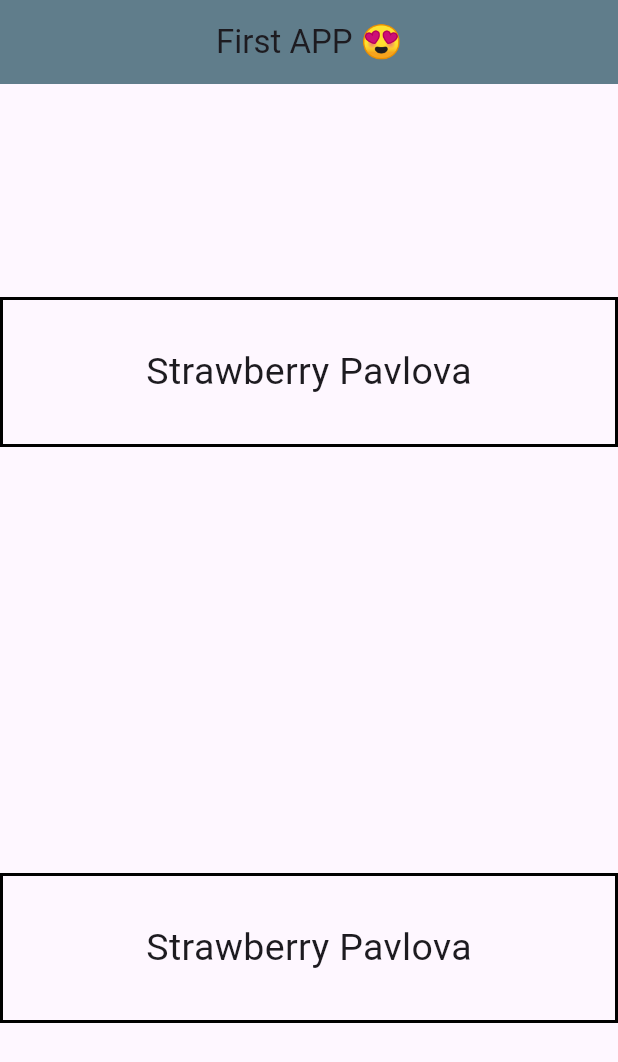
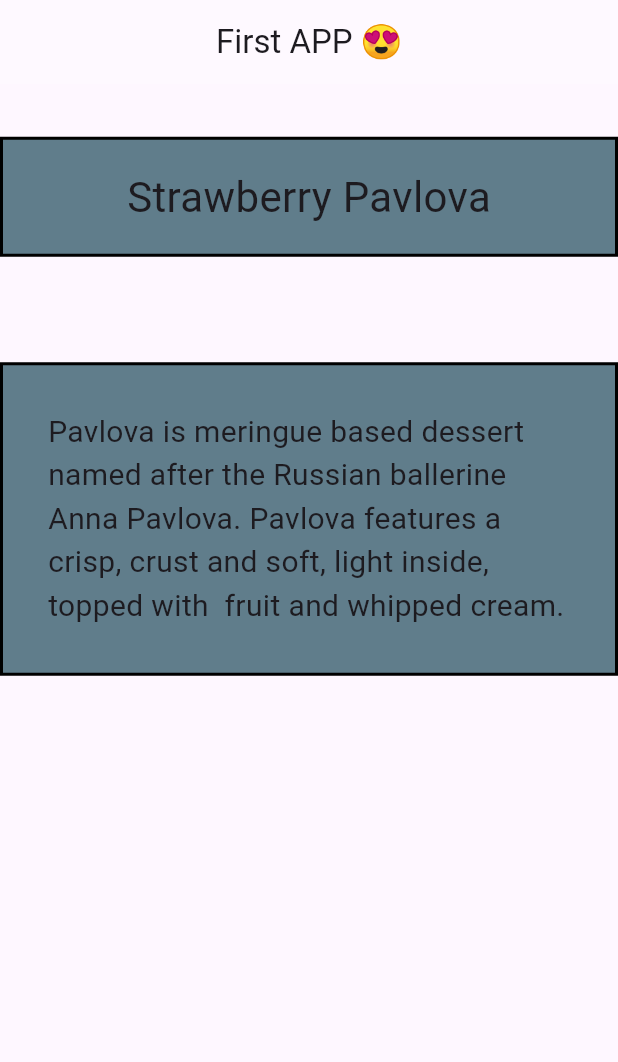
Before and after one commit to Raj-Mandal-20/first_flutter_app, a Flutter app: the screen it shows after launch, on a phone screen of 412 x 824 dp. Shown: the top 1062 px of the screen. Run offline on Flutter 3.47's test engine with Material 3 defaults, Android fonts, the phone set to English and light mode, and no system bars.

Commit message:
implementing flutter design

```diff
--- a/lib/main.dart
+++ b/lib/main.dart
@@ -16,29 +16,56 @@ class Home extends StatelessWidget {
       appBar: AppBar(
         title: const Text('First APP 😍'),
         centerTitle: true,
-        backgroundColor: Colors.blueGrey,
+        backgroundColor: Colors.white30,
 
       ),
       body: Container(
+        height: 500,
         child: Column(
           mainAxisAlignment: MainAxisAlignment.spaceAround,
         children: [
            Container(
+             padding: const EdgeInsets.all(8.0),
              width: double.infinity,
-              height: 100,
-              child: Center(child: Text('Strawberry Pavlova', style : TextStyle(fontSize: 25))),
-              decoration: BoxDecoration(border:  Border.all(
+             height: 80,
+             decoration: BoxDecoration(
+               border: Border.all(
                  width: 2,
-              color: Colors.black,
-           )),),
+                 color: Colors.black
+               ),
+               color: Colors.blueGrey,
+             ),
+             child: Center(
+               child: Text(
+                'Strawberry Pavlova',
+                style: TextStyle(fontSize: 28)
+               ),
+             ),
+          ),
           Container(
+            padding: const EdgeInsets.all(30),
              width: double.infinity,
-              height: 100,
-              child: Center(child: Text('Strawberry Pavlova', style : TextStyle(fontSize: 25))),
-              decoration: BoxDecoration(border:  Border.all(
+             decoration: BoxDecoration(
+               border: Border.all(
                  width: 2,
-              color: Colors.black,
-           )),)
+                 color: Colors.black
+               ),
+               color: Colors.blueGrey,
+             ),
+             child: Center(
+               child: Text(
+                'Pavlova is meringue based dessert named after the Russian ballerine Anna Pavlova. Pavlova features a crisp, crust and soft, light inside, topped with  fruit and whipped cream.',
+                style: TextStyle(fontSize: 20)
+               ),
+             ),
+          ),
+          Container(
+            child: Row(
+              children: [
+
+              ],
+            ),
+          )
         ],
       ),
     ));
```
Lines whose indentation alone changed are shown as unchanged.
